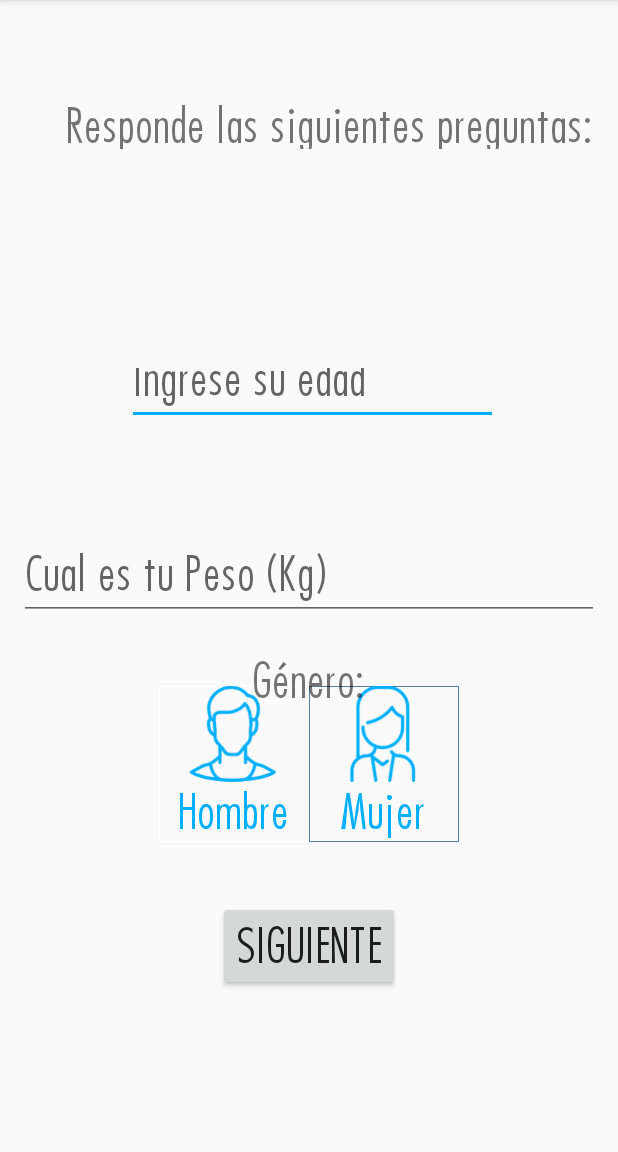
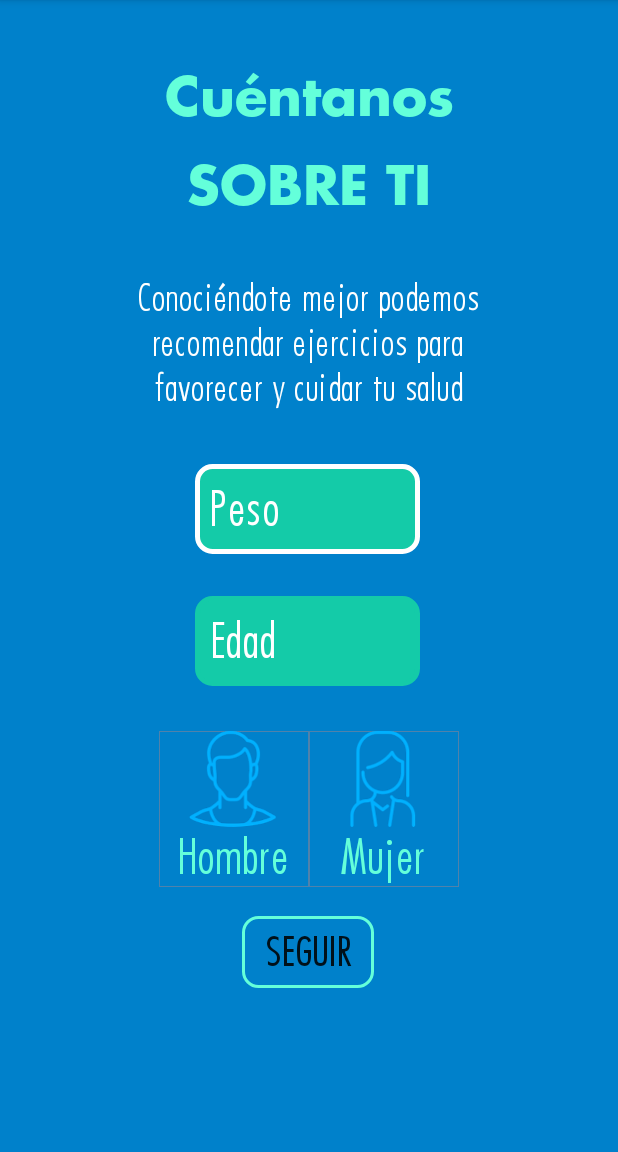
Before and after one commit to soupbizkit/Fitdemic, an Android app: the screen it shows after launch (PreguntasActivity), on a phone screen of 412 x 824 dp, the part 84-1236 px from its top. Run offline under Robolectric (Android 15) with nearby library versions, the phone set to English and light mode, and no system bars.

Commit message:
organize la interfaz de preguntas layout

```diff
--- /dev/null
+++ b/app/src/main/res/drawable/custom_button.xml
@@ -0,0 +1,7 @@
+<?xml version="1.0" encoding="utf-8"?>
+<shape xmlns:android="http://schemas.android.com/apk/res/android" android:shape="rectangle">
+
+    <stroke android:color="@color/colorPrimary" android:width="2dp"/>
+    <corners android:radius="10dp"/>
+
+</shape>
--- /dev/null
+++ b/app/src/main/res/drawable/custom_edit_text.xml
@@ -0,0 +1,21 @@
+<?xml version="1.0" encoding="utf-8"?>
+<selector xmlns:android="http://schemas.android.com/apk/res/android">
+
+    <item android:state_enabled="true" android:state_focused="true">
+        <shape android:shape="rectangle">
+            <solid android:color="@color/colorPrimaryDark"/>
+            <corners android:radius="10dp"/>
+            <stroke android:color="@color/white" android:width="3dp"/>
+        </shape>
+    </item>
+
+    <item android:state_enabled="true">
+        <shape android:shape="rectangle">
+            <solid android:color="@color/colorPrimaryDark"/>
+            <corners android:radius="10dp"/>
+            <stroke android:color="@color/colorPrimaryDark" android:width="3dp"/>
+        </shape>
+    </item>
+
+
+</selector>
--- a/app/src/main/res/layout/activity_preguntas.xml
+++ b/app/src/main/res/layout/activity_preguntas.xml
@@ -4,78 +4,119 @@
     xmlns:tools="http://schemas.android.com/tools"
     android:layout_width="match_parent"
     android:layout_height="match_parent"
-    tools:context=".PreguntasActivity">
+    tools:context=".PreguntasActivity"
+    android:background="@color/colorSecondaryDark">
+
+    <TextView
+        android:id="@+id/tvTitulo1"
+        android:layout_width="210dp"
+        android:layout_height="55dp"
+        android:layout_marginTop="40dp"
+        android:fontFamily="@font/futurabold"
+        android:text="@string/titulo1"
+        android:textAlignment="center"
+        android:textColor="@color/colorPrimary"
+        android:textSize="35sp"
+        app:layout_constraintEnd_toEndOf="parent"
+        app:layout_constraintStart_toStartOf="parent"
+        app:layout_constraintTop_toTopOf="parent" />
+
+    <TextView
+        android:id="@+id/tvTitulo2"
+        android:layout_width="200dp"
+        android:layout_height="64dp"
+        android:layout_marginTop="4dp"
+        android:fontFamily="@font/futurabold"
+        android:text="@string/titulo2"
+        android:textAlignment="center"
+        android:textColor="@color/colorPrimary"
+        android:textSize="35sp"
+        app:layout_constraintEnd_toEndOf="parent"
+        app:layout_constraintStart_toStartOf="parent"
+        app:layout_constraintTop_toBottomOf="@+id/tvTitulo1" />
+
+    <TextView
+        android:id="@+id/tvIntro"
+        android:layout_width="236dp"
+        android:layout_height="98dp"
+        android:layout_marginTop="20dp"
+        android:fontFamily="@font/futuraregular"
+        android:text="@string/conociendote"
+        android:textAlignment="center"
+        android:textColor="@color/white"
+        android:textSize="23sp"
+        app:layout_constraintEnd_toEndOf="parent"
+        app:layout_constraintHorizontal_bias="0.497"
+        app:layout_constraintStart_toStartOf="parent"
+        app:layout_constraintTop_toBottomOf="@+id/tvTitulo2" />
+
+
+    <EditText
+        android:id="@+id/etPeso"
+        android:layout_width="150dp"
+        android:layout_height="60dp"
+        android:layout_marginTop="28dp"
+        android:ems="10"
+
+        android:fontFamily="@font/futuraregular"
+        android:hint="@string/cualEsTuPeso"
+        android:inputType="number"
+        android:textSize="30sp"
+        android:textColorHint="@color/white"
+        android:paddingStart="10dp"
+        android:paddingEnd="10dp"
+        android:background="@drawable/custom_edit_text"
+        app:layout_constraintEnd_toEndOf="parent"
+        app:layout_constraintHorizontal_bias="0.497"
+        app:layout_constraintStart_toStartOf="parent"
+        app:layout_constraintTop_toBottomOf="@+id/tvIntro"
+        android:autofillHints="" />
+
+    <EditText
+        android:id="@+id/etEdad"
+        android:layout_width="150dp"
+        android:layout_height="60dp"
+        android:layout_marginTop="28dp"
+        android:ems="10"
+        android:hint="@string/edad"
+        android:textColorHint="@color/white"
+        android:fontFamily="@font/futuraregular"
+        android:textSize="30sp"
+        android:inputType="number"
+        android:background="@drawable/custom_edit_text"
+        android:paddingStart="10dp"
+        android:paddingEnd="10dp"
+        app:layout_constraintEnd_toEndOf="parent"
+        app:layout_constraintHorizontal_bias="0.497"
+        app:layout_constraintStart_toStartOf="parent"
+        app:layout_constraintTop_toBottomOf="@+id/etPeso"
+        android:autofillHints="" />
 
     <Button
         android:id="@+id/bSiguiente"
         android:layout_width="wrap_content"
         android:layout_height="wrap_content"
-        android:layout_marginBottom="68dp"
+        android:background="@drawable/custom_button"
         android:fontFamily="@font/futuraregular"
         android:onClick="onCreateUser"
         android:text="@string/botonSiguiente"
-        android:textSize="30dp"
+        android:textSize="25sp"
         app:layout_constraintBottom_toBottomOf="parent"
         app:layout_constraintEnd_toEndOf="parent"
+        app:layout_constraintHorizontal_bias="0.498"
         app:layout_constraintStart_toStartOf="parent"
-        app:layout_constraintTop_toBottomOf="@+id/rgSexo" />
-
-
-    <EditText
-        android:id="@+id/etEdad"
-        android:layout_width="247dp"
-        android:layout_height="48dp"
-        android:layout_marginTop="136dp"
-        android:layout_marginEnd="80dp"
-        android:ems="10"
-        android:fontFamily="@font/futuraregular"
-        android:hint="@string/edad"
-        android:inputType="number"
-        android:textSize="30dp"
-        app:layout_constraintEnd_toEndOf="parent"
-        app:layout_constraintTop_toBottomOf="@+id/textView" />
-
-
-    <TextView
-        android:id="@+id/textView"
-        android:layout_width="361dp"
-        android:layout_height="35dp"
-        android:layout_marginStart="44dp"
-        android:layout_marginTop="64dp"
-        android:fontFamily="@font/futuraregular"
-        android:text="@string/preguntas"
-        android:textSize="30dp"
-        app:layout_constraintEnd_toEndOf="parent"
-        app:layout_constraintHorizontal_bias="0.0"
-        app:layout_constraintStart_toStartOf="parent"
-        app:layout_constraintTop_toTopOf="parent" />
-
-    <EditText
-        android:id="@+id/etPeso"
-        android:layout_width="wrap_content"
-        android:layout_height="wrap_content"
-        android:layout_marginTop="48dp"
-        android:ems="10"
-        android:fontFamily="@font/futuraregular"
-        android:hint="@string/cualEsTuPeso"
-        android:inputType="number"
-        android:textSize="30dp"
-        app:layout_constraintBottom_toTopOf="@+id/tVsexo"
-        app:layout_constraintEnd_toEndOf="parent"
-        app:layout_constraintStart_toStartOf="parent"
-        app:layout_constraintTop_toBottomOf="@+id/etEdad" />
-
+        app:layout_constraintTop_toBottomOf="@+id/rgSexo"
+        app:layout_constraintVertical_bias="0.152" />
 
     <RadioGroup
         android:id="@+id/rgSexo"
         android:layout_width="wrap_content"
         android:layout_height="wrap_content"
-        android:layout_marginTop="250dp"
+        android:layout_marginTop="30dp"
         android:orientation="horizontal"
-        app:layout_constraintBottom_toBottomOf="parent"
         app:layout_constraintEnd_toEndOf="parent"
         app:layout_constraintStart_toStartOf="parent"
-        app:layout_constraintTop_toTopOf="parent">
+        app:layout_constraintTop_toBottomOf="@+id/etEdad">
 
         <RadioButton
             android:id="@+id/rBHombre"
@@ -83,15 +124,15 @@
             android:layout_height="wrap_content"
             android:background="@drawable/rb_pers"
             android:button="@android:color/transparent"
-            android:checked="true"
             android:drawableTop="@drawable/hombre"
+            android:fontFamily="@font/futuraregular"
             android:text="@string/hombre"
-            android:fontFamily="@font/futuraregular"
-            android:textSize="30dp"
             android:textAlignment="center"
-            android:textColor="@drawable/txt_rb"
-            android:textStyle="bold" />
-
+            android:textColor="@color/colorPrimary"
+            android:textSize="30sp"
+            android:textStyle="bold"
+            tools:layout_editor_absoluteX="235dp"
+            tools:layout_editor_absoluteY="483dp" />
 
         <RadioButton
             android:id="@+id/rBMujer"
@@ -100,30 +141,14 @@
             android:background="@drawable/rb_pers"
             android:button="@android:color/transparent"
             android:drawableTop="@drawable/mujer"
+            android:fontFamily="@font/futuraregular"
             android:text="@string/mujer"
-            android:fontFamily="@font/futuraregular"
-            android:textSize="30dp"
             android:textAlignment="center"
-            android:textColor="@drawable/txt_rb"
-            android:textStyle="bold" />
-
-
+            android:textColor="@color/colorPrimary"
+            android:textSize="30sp"
+            android:textStyle="bold"
+            tools:layout_editor_absoluteX="86dp"
+            tools:layout_editor_absoluteY="483dp" />
     </RadioGroup>
 
-    <TextView
-        android:id="@+id/tVsexo"
-        android:layout_width="wrap_content"
-        android:layout_height="wrap_content"
-        android:text="@string/genero"
-        android:fontFamily="@font/futuraregular"
-        android:textSize="30dp"
-        app:layout_constraintBottom_toBottomOf="parent"
-        app:layout_constraintEnd_toEndOf="parent"
-        app:layout_constraintHorizontal_bias="0.498"
-        app:layout_constraintStart_toStartOf="parent"
-        app:layout_constraintTop_toTopOf="parent"
-        app:layout_constraintVertical_bias="0.596" />
-
-
-
 </androidx.constraintlayout.widget.ConstraintLayout>
--- a/app/src/main/res/values/colors.xml
+++ b/app/src/main/res/values/colors.xml
@@ -2,5 +2,11 @@
 <resources>
     <color name="colorPrimary">#64ffda</color>
     <color name="colorPrimaryDark">#14cba8</color>
-    <color name="colorAccent">#00b0ff</color>
+    <color name="colorPrimaryLight">#9effff</color>
+    <color name="colorSecondary">#00b0ff</color>
+    <color name="colorSecondaryDark">#0081cb</color>
+    <color name="colorSecondaryLight">#69e2ff</color>
+    <color name="white">#ffffff</color>
+    <color name="colorAccent">#14cba8</color>
+
 </resources>
--- a/app/src/main/res/values/strings.xml
+++ b/app/src/main/res/values/strings.xml
@@ -1,11 +1,15 @@
 <resources>
+    #Strings usadas en el layout de preguntas
     <string name="app_name">Fitdemic</string>
-    <string name="preguntas">Responde las siguientes preguntas: </string>
-    <string name="botonSiguiente">Siguiente</string>
-    <string name="cualEsTuPeso">Cual es tu Peso (Kg)</string>
+    <string name="titulo1">Cuéntanos</string>
+    <string name="titulo2">SOBRE TI</string>
+    <string name="conociendote">Conociéndote mejor podemos recomendar ejercicios para favorecer y cuidar tu salud</string>
+    <string name="cualEsTuPeso">Peso</string>
+    <string name="edad">Edad </string>
+    <string name="genero">Género: </string>
+    <string name="mujer">Mujer</string>
     <string name="hombre">Hombre</string>
-    <string name="mujer">Mujer</string>
-    <string name="edad">Ingrese su edad </string>
-    <string name="genero">Género: </string>
+    <string name="botonSiguiente">Seguir</string>
+
 
 </resources>
```
Also changed, not shown: app/src/main/res/font/futurabold.otf (added).
